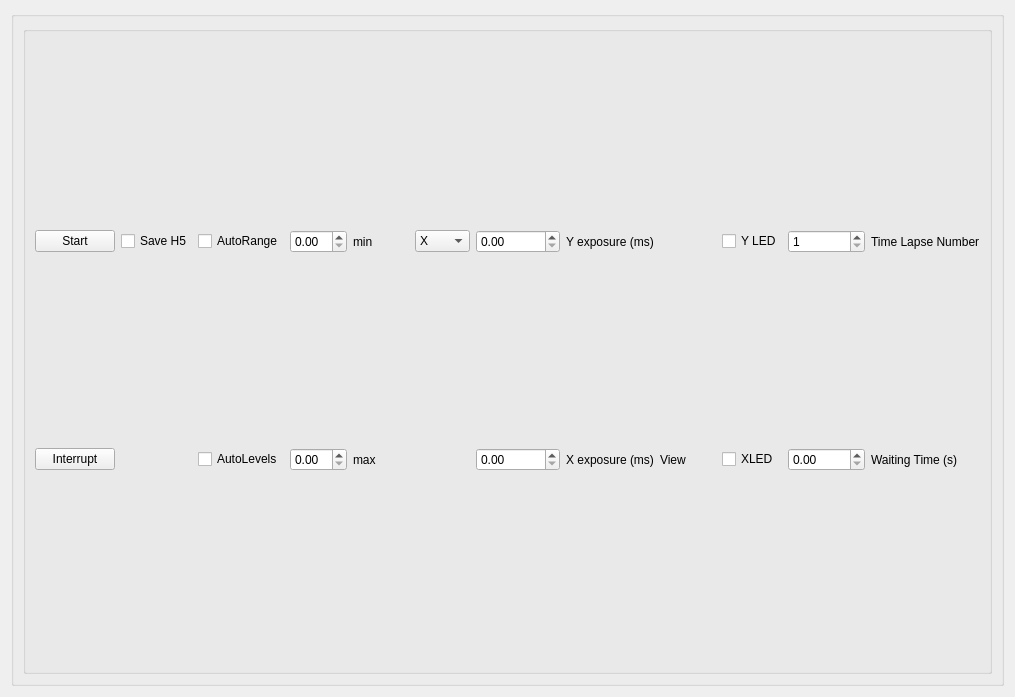
First picture: the form in camera_dual.ui, repository PolimiScopeFoundry/MAPPI_System, before the edit.
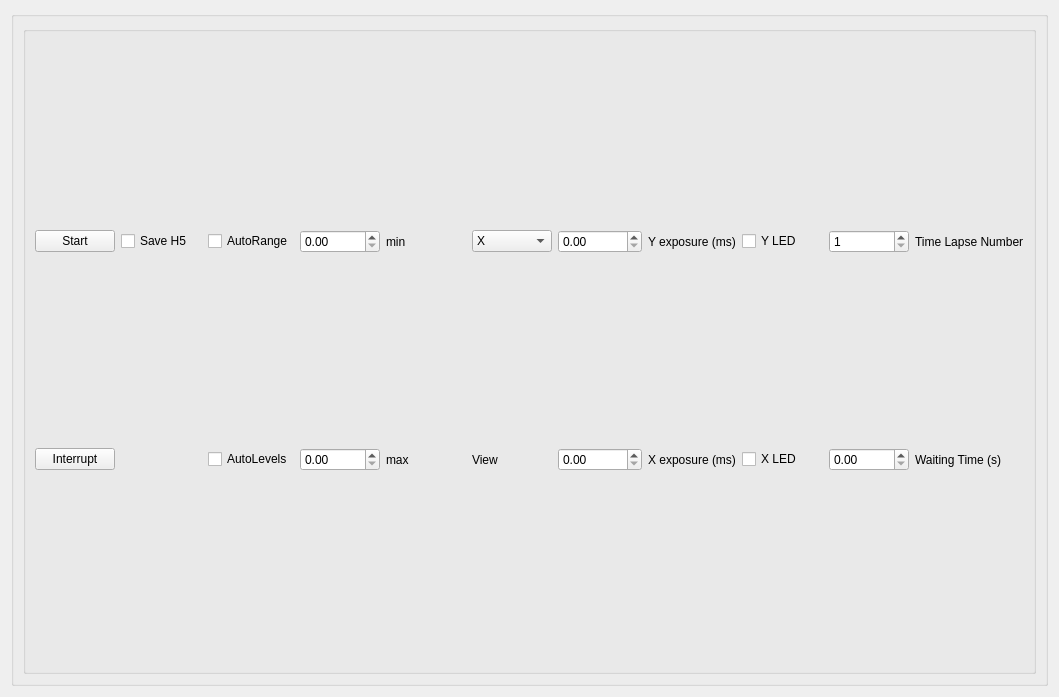
Second picture: the form after the edit.

```diff
--- a/camera_dual.ui
+++ b/camera_dual.ui
@@ -6,7 +6,7 @@
    <rect>
     <x>0</x>
     <y>0</y>
-    <width>1015</width>
+    <width>1059</width>
     <height>697</height>
    </rect>
   </property>
@@ -40,14 +40,7 @@
            <item row="1" column="11">
             <widget class="QCheckBox" name="led_x_Box">
              <property name="text">
-              <string>XLED</string>
-             </property>
-            </widget>
-           </item>
-           <item row="1" column="9">
-            <widget class="QLabel" name="label_4">
-             <property name="text">
-              <string>View</string>
+              <string>X LED</string>
              </property>
             </widget>
            </item>
@@ -185,6 +178,13 @@
              </item>
             </widget>
            </item>
+           <item row="1" column="5">
+            <widget class="QLabel" name="label_4">
+             <property name="text">
+              <string>View </string>
+             </property>
+            </widget>
+           </item>
           </layout>
          </widget>
         </item>
```
